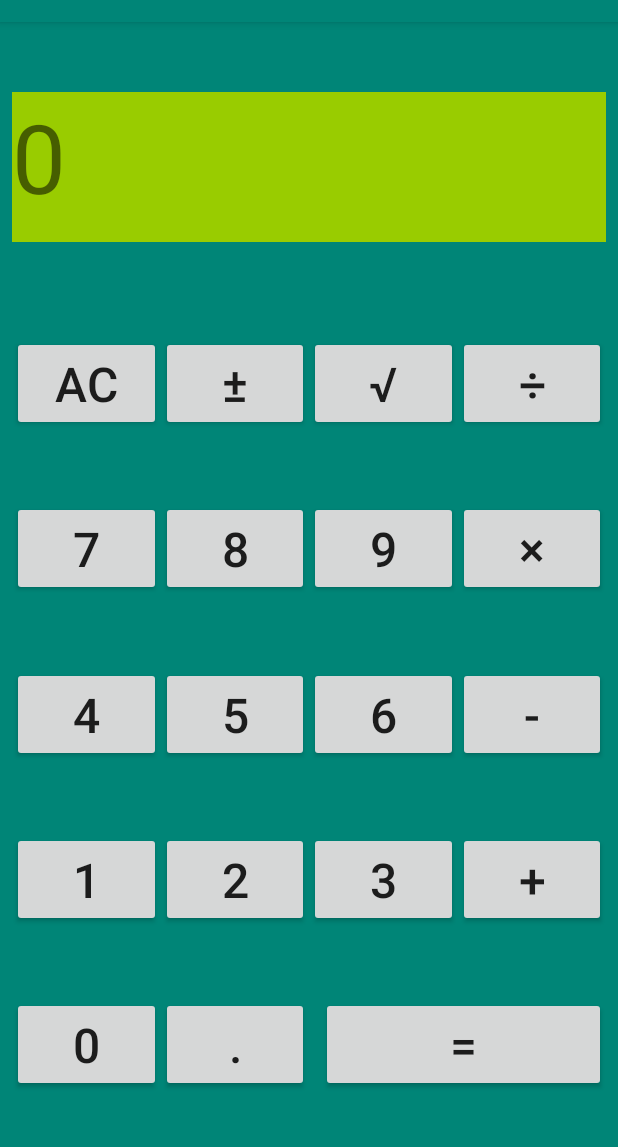
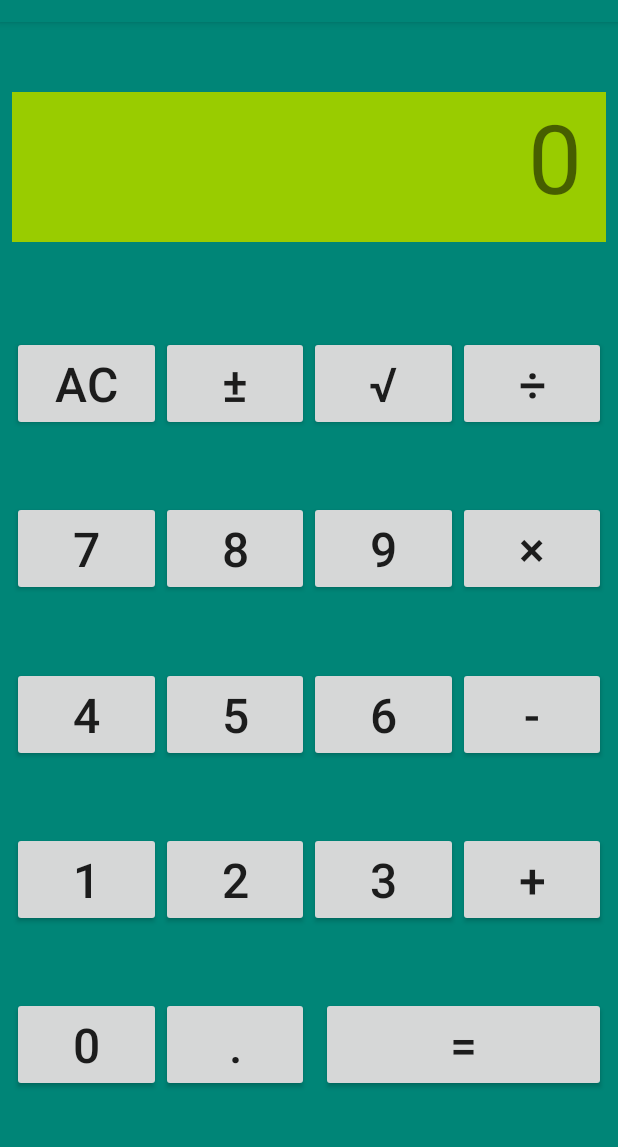
Before and after one commit to stefgem/calcutta, an Android app: the screen it shows after launch (MainActivity), on a phone screen of 412 x 824 dp, the part 62-1209 px from its top. Run offline under Robolectric (Android 15) with nearby library versions, the phone set to English and light mode, and no system bars.

Commit message:
text in calculator display pane now right-adjusted

```diff
--- a/app/src/main/res/layout/activity_main.xml
+++ b/app/src/main/res/layout/activity_main.xml
@@ -16,8 +16,8 @@
         android:layout_marginBottom="8dp"
         android:background="@android:color/holo_green_light"
         android:minHeight="100dp"
-        android:text="0"
-        android:textDirection="anyRtl"
+        android:text="0 "
+        android:textAlignment="textEnd"
         android:textSize="64sp"
         app:layout_constraintBottom_toTopOf="@+id/clear_button"
         app:layout_constraintEnd_toEndOf="parent"
```
